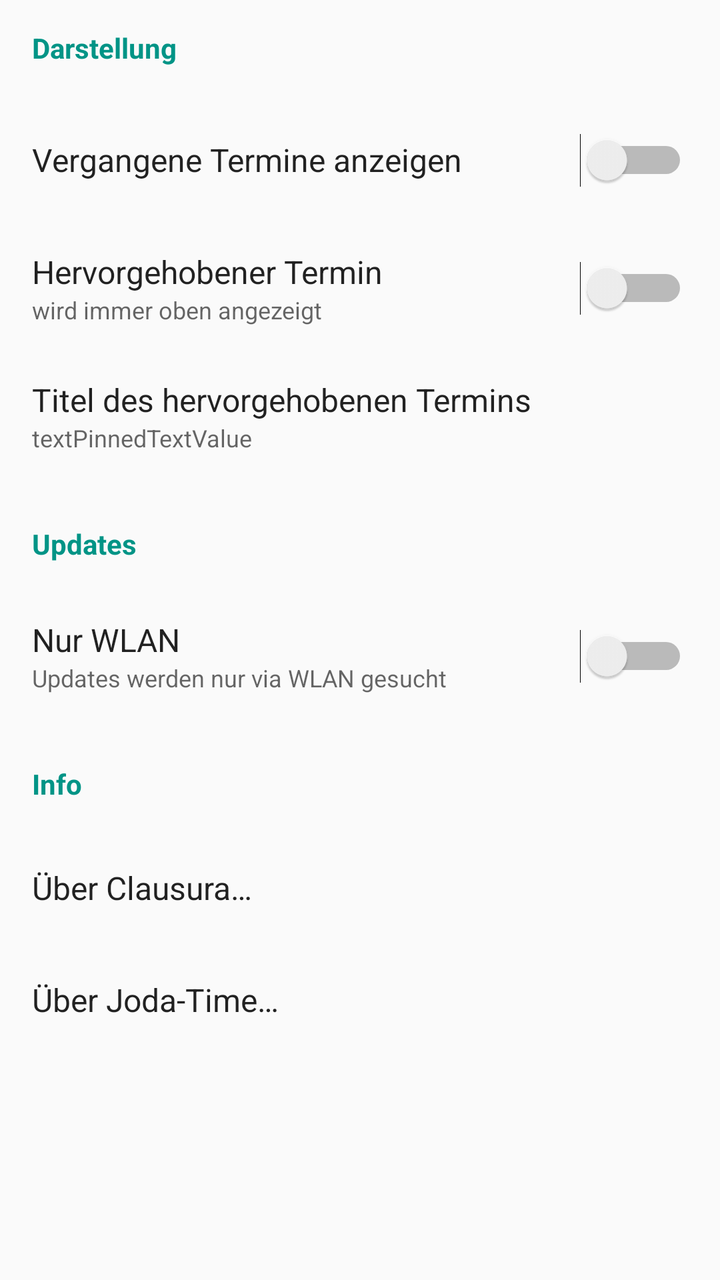
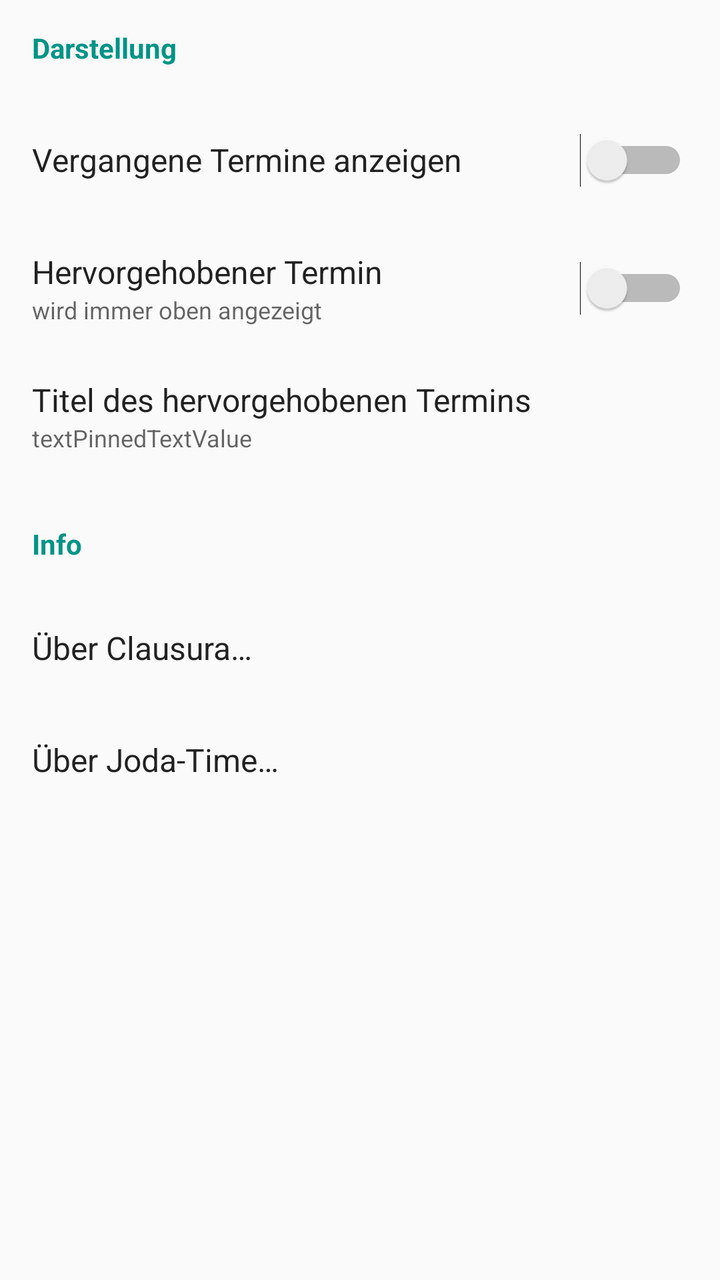

Screens rendered from an Android XML layout before and after an edit, with the pre-edit source and the edit as a unified diff.
<!-- AndroidManifest.xml: application theme AppTheme -->
<!-- res/layout/content_settings.xml -->
<?xml version="1.0" encoding="utf-8"?>
<androidx.constraintlayout.widget.ConstraintLayout xmlns:android="http://schemas.android.com/apk/res/android"
    xmlns:app="http://schemas.android.com/apk/res-auto"
    xmlns:tools="http://schemas.android.com/tools"
    android:layout_width="match_parent"
    android:layout_height="match_parent"
    app:layout_behavior="@string/appbar_scrolling_view_behavior"
    tools:context="de.nico_assfalg.apps.android.clausura.activity.SettingsActivity"
    tools:showIn="@layout/activity_settings">

    <ScrollView
        android:layout_width="0dp"
        android:layout_height="0dp"
        app:layout_constraintLeft_toLeftOf="parent"
        app:layout_constraintTop_toTopOf="parent"
        app:layout_constraintRight_toRightOf="parent"
        app:layout_constraintBottom_toBottomOf="parent">

        <LinearLayout
            android:id="@+id/layoutSettings"
            android:layout_width="match_parent"
            android:layout_height="wrap_content"
            android:animateLayoutChanges="true"
            android:orientation="vertical">

            <TextView
                android:id="@+id/textUI"
                android:layout_width="match_parent"
                android:layout_height="48dp"
                android:gravity="center_vertical"
                android:paddingEnd="16dp"
                android:paddingLeft="16dp"
                android:paddingRight="16dp"
                android:paddingStart="16dp"
                android:text="@string/text_settings_head_ui"
                android:textAppearance="@style/TextAppearance.AppCompat"
                android:textColor="@color/colorAccent"
                android:textStyle="bold" />

            <androidx.constraintlayout.widget.ConstraintLayout
                android:id="@+id/layoutShowPast"
                android:layout_width="match_parent"
                android:layout_height="64dp"
                android:background="?attr/selectableItemBackground">

                <Switch
                    android:id="@+id/switchShowPast"
                    android:layout_width="wrap_content"
                    android:layout_height="wrap_content"
                    android:layout_marginBottom="8dp"
                    android:layout_marginEnd="16dp"
                    android:layout_marginRight="16dp"
                    android:layout_marginTop="8dp"
                    app:layout_constraintBottom_toBottomOf="parent"
                    app:layout_constraintRight_toRightOf="parent"
                    app:layout_constraintTop_toTopOf="parent" />

                <LinearLayout
                    android:layout_width="0dp"
                    android:layout_height="0dp"
                    android:layout_marginEnd="8dp"
                    android:layout_marginLeft="16dp"
                    android:layout_marginRight="8dp"
                    android:layout_marginStart="16dp"
                    android:gravity="center_vertical"
                    android:orientation="vertical"
                    app:layout_constraintBottom_toBottomOf="parent"
                    app:layout_constraintLeft_toLeftOf="parent"
                    app:layout_constraintRight_toLeftOf="@+id/switchShowPast"
                    app:layout_constraintTop_toTopOf="parent">

                    <TextView
                        android:id="@+id/textShowPast"
                        android:layout_width="match_parent"
                        android:layout_height="wrap_content"
                        android:text="@string/text_show_past"
                        android:textAppearance="@style/TextAppearance.AppCompat.Menu" />

                </LinearLayout>
            </androidx.constraintlayout.widget.ConstraintLayout>

            <androidx.constraintlayout.widget.ConstraintLayout
                android:id="@+id/layoutShowPinned"
                android:layout_width="match_parent"
                android:layout_height="64dp"
                android:background="?attr/selectableItemBackground">

                <Switch
                    android:id="@+id/switchShowPinned"
                    android:layout_width="wrap_content"
                    android:layout_height="wrap_content"
                    android:layout_marginBottom="8dp"
                    android:layout_marginEnd="16dp"
                    android:layout_marginRight="16dp"
                    android:layout_marginTop="8dp"
                    app:layout_constraintBottom_toBottomOf="parent"
                    app:layout_constraintRight_toRightOf="parent"
                    app:layout_constraintTop_toTopOf="parent" />

                <LinearLayout
                    android:layout_width="0dp"
                    android:layout_height="0dp"
                    android:layout_marginEnd="8dp"
                    android:layout_marginLeft="16dp"
                    android:layout_marginRight="8dp"
                    android:layout_marginStart="16dp"
                    android:gravity="center_vertical"
                    android:orientation="vertical"
                    app:layout_constraintBottom_toBottomOf="parent"
                    app:layout_constraintLeft_toLeftOf="parent"
                    app:layout_constraintRight_toLeftOf="@+id/switchShowPinned"
                    app:layout_constraintTop_toTopOf="parent">

                    <TextView
                        android:id="@+id/textShowPinned"
                        android:layout_width="match_parent"
                        android:layout_height="wrap_content"
                        android:text="@string/text_show_pinned"
                        android:textAppearance="@style/TextAppearance.AppCompat.Menu" />

                    <TextView
                        android:id="@+id/textShowPinnedDescription"
                        android:layout_width="match_parent"
                        android:layout_height="wrap_content"
                        android:text="@string/text_show_pinned_description"
                        android:textAppearance="@style/TextAppearance.AppCompat.Caption"
                        android:visibility="visible" />
                </LinearLayout>
            </androidx.constraintlayout.widget.ConstraintLayout>

            <androidx.constraintlayout.widget.ConstraintLayout
                android:id="@+id/layoutPinnedText"
                android:layout_width="match_parent"
                android:layout_height="64dp"
                android:background="?attr/selectableItemBackground">

                <LinearLayout
                    android:layout_width="0dp"
                    android:layout_height="0dp"
                    android:layout_marginEnd="16dp"
                    android:layout_marginLeft="16dp"
                    android:layout_marginRight="16dp"
                    android:layout_marginStart="16dp"
                    android:gravity="center_vertical"
                    android:orientation="vertical"
                    app:layout_constraintBottom_toBottomOf="parent"
                    app:layout_constraintLeft_toLeftOf="parent"
                    app:layout_constraintRight_toRightOf="parent"
                    app:layout_constraintTop_toTopOf="parent">

                    <TextView
                        android:id="@+id/textPinnedText"
                        android:layout_width="match_parent"
                        android:layout_height="wrap_content"
                        android:text="@string/text_pinned_title"
                        android:textAppearance="@style/TextAppearance.AppCompat.Menu" />

                    <TextView
                        android:id="@+id/textPinnedTextValue"
                        android:layout_width="match_parent"
                        android:layout_height="wrap_content"
                        android:text="textPinnedTextValue"
                        android:textAppearance="@style/TextAppearance.AppCompat.Caption" />
                </LinearLayout>
            </androidx.constraintlayout.widget.ConstraintLayout>

            <androidx.constraintlayout.widget.ConstraintLayout
                android:id="@+id/layoutPinnedDate"
                android:layout_width="match_parent"
                android:layout_height="64dp"
                android:background="?attr/selectableItemBackground"
                android:visibility="gone">

                <LinearLayout
                    android:layout_width="0dp"
                    android:layout_height="0dp"
                    android:layout_marginLeft="16dp"
                    android:layout_marginRight="16dp"
                    android:gravity="center_vertical"
                    android:orientation="vertical"
                    app:layout_constraintBottom_toBottomOf="parent"
                    app:layout_constraintLeft_toLeftOf="parent"
                    app:layout_constraintRight_toRightOf="parent"
                    app:layout_constraintTop_toTopOf="parent"
                    android:layout_marginStart="16dp"
                    android:layout_marginEnd="16dp">

                    <TextView
                        android:id="@+id/textpinnedDate"
                        android:layout_width="match_parent"
                        android:layout_height="wrap_content"
                        android:text="@string/text_pinned_date"
                        android:textAppearance="@style/TextAppearance.AppCompat.Menu" />

                    <TextView
                        android:id="@+id/textPinnedDateValue"
                        android:layout_width="match_parent"
                        android:layout_height="wrap_content"
                        android:text="textPinnedDateValue"
                        android:textAppearance="@style/TextAppearance.AppCompat.Caption" />
                </LinearLayout>
            </androidx.constraintlayout.widget.ConstraintLayout>

            <Space
                android:layout_width="match_parent"
                android:layout_height="8dp" />

            <TextView
                android:id="@+id/textUpdate"
                android:layout_width="match_parent"
                android:layout_height="48dp"
                android:gravity="center_vertical"
                android:paddingEnd="16dp"
                android:paddingLeft="16dp"
                android:paddingRight="16dp"
                android:paddingStart="16dp"
                android:text="@string/text_updates"
                android:textAllCaps="false"
                android:textAppearance="@style/TextAppearance.AppCompat"
                android:textColor="@color/colorAccent"
                android:textStyle="bold" />

            <androidx.constraintlayout.widget.ConstraintLayout
                android:id="@+id/layoutOnlyWifi"
                android:layout_width="match_parent"
                android:layout_height="64dp"
                android:background="?attr/selectableItemBackground">

                <Switch
                    android:id="@+id/switchOnlyWifi"
                    android:layout_width="wrap_content"
                    android:layout_height="wrap_content"
                    android:layout_marginBottom="8dp"
                    android:layout_marginEnd="16dp"
                    android:layout_marginRight="16dp"
                    android:layout_marginTop="8dp"
                    app:layout_constraintBottom_toBottomOf="parent"
                    app:layout_constraintRight_toRightOf="parent"
                    app:layout_constraintTop_toTopOf="parent" />

                <LinearLayout
                    android:layout_width="0dp"
                    android:layout_height="0dp"
                    android:layout_marginEnd="8dp"
                    android:layout_marginLeft="16dp"
                    android:layout_marginRight="8dp"
                    android:layout_marginStart="16dp"
                    android:gravity="center_vertical"
                    android:orientation="vertical"
                    app:layout_constraintBottom_toBottomOf="parent"
                    app:layout_constraintLeft_toLeftOf="parent"
                    app:layout_constraintRight_toLeftOf="@+id/switchOnlyWifi"
                    app:layout_constraintTop_toTopOf="parent">

                    <TextView
                        android:id="@+id/textOnlyWifi"
                        android:layout_width="match_parent"
                        android:layout_height="wrap_content"
                        android:text="@string/text_only_wifi"
                        android:textAppearance="@style/TextAppearance.AppCompat.Menu" />

                    <TextView
                        android:id="@+id/textOnlyWifiDescription"
                        android:layout_width="match_parent"
                        android:layout_height="wrap_content"
                        android:text="@string/text_only_wifi_explanation"
                        android:textAppearance="@style/TextAppearance.AppCompat.Caption"
                        android:visibility="visible" />
                </LinearLayout>
            </androidx.constraintlayout.widget.ConstraintLayout>

            <Space
                android:layout_width="match_parent"
                android:layout_height="8dp" />

            <TextView
                android:id="@+id/textInfo"
                android:layout_width="match_parent"
                android:layout_height="48dp"
                android:gravity="center_vertical"
                android:paddingEnd="16dp"
                android:paddingLeft="16dp"
                android:paddingRight="16dp"
                android:paddingStart="16dp"
                android:text="@string/text_about_headline"
                android:textAllCaps="false"
                android:textAppearance="@style/TextAppearance.AppCompat"
                android:textColor="@color/colorAccent"
                android:textStyle="bold" />

            <androidx.constraintlayout.widget.ConstraintLayout
                android:id="@+id/layoutInfo"
                android:layout_width="match_parent"
                android:layout_height="56dp"
                android:background="?attr/selectableItemBackground">

                <LinearLayout
                    android:layout_width="0dp"
                    android:layout_height="0dp"
                    android:layout_marginEnd="16dp"
                    android:layout_marginLeft="16dp"
                    android:layout_marginRight="16dp"
                    android:layout_marginStart="16dp"
                    android:gravity="center_vertical"
                    android:orientation="vertical"
                    app:layout_constraintBottom_toBottomOf="parent"
                    app:layout_constraintLeft_toLeftOf="parent"
                    app:layout_constraintRight_toRightOf="parent"
                    app:layout_constraintTop_toTopOf="parent">

                    <TextView
                        android:id="@+id/textShowInfoDialog"
                        android:layout_width="match_parent"
                        android:layout_height="wrap_content"
                        android:text="@string/text_about_clausura"
                        android:textAppearance="@style/TextAppearance.AppCompat.Menu" />
                </LinearLayout>
            </androidx.constraintlayout.widget.ConstraintLayout>

            <androidx.constraintlayout.widget.ConstraintLayout
                android:id="@+id/layoutInfoJoda"
                android:layout_width="match_parent"
                android:layout_height="56dp"
                android:background="?attr/selectableItemBackground">

                <LinearLayout
                    android:layout_width="0dp"
                    android:layout_height="0dp"
                    android:gravity="center_vertical"
                    android:orientation="vertical"
                    app:layout_constraintTop_toTopOf="parent"
                    android:layout_marginTop="0dp"
                    app:layout_constraintBottom_toBottomOf="parent"
                    android:layout_marginBottom="0dp"
                    android:layout_marginRight="16dp"
                    app:layout_constraintRight_toRightOf="parent"
                    android:layout_marginLeft="16dp"
                    app:layout_constraintLeft_toLeftOf="parent">

                    <TextView
                        android:id="@+id/textShowInfoJodaDialog"
                        android:layout_width="match_parent"
                        android:layout_height="wrap_content"
                        android:text="@string/text_about_joda"
                        android:textAppearance="@style/TextAppearance.AppCompat.Menu" />
                </LinearLayout>
            </androidx.constraintlayout.widget.ConstraintLayout>

        </LinearLayout>
    </ScrollView>
</androidx.constraintlayout.widget.ConstraintLayout>
<!-- res/layout/activity_settings.xml (included above) -->
<?xml version="1.0" encoding="utf-8"?>
<androidx.coordinatorlayout.widget.CoordinatorLayout xmlns:android="http://schemas.android.com/apk/res/android"
    xmlns:app="http://schemas.android.com/apk/res-auto"
    xmlns:tools="http://schemas.android.com/tools"
    android:layout_width="match_parent"
    android:layout_height="match_parent"
    tools:context="de.nico_assfalg.apps.android.clausura.activity.SettingsActivity">

    <com.google.android.material.appbar.AppBarLayout
        android:layout_width="match_parent"
        android:layout_height="wrap_content"
        android:theme="@style/AppTheme.AppBarOverlay">

        <androidx.appcompat.widget.Toolbar
            android:id="@+id/toolbar"
            android:layout_width="match_parent"
            android:layout_height="?attr/actionBarSize"
            android:background="?attr/colorPrimary"
            app:popupTheme="@style/AppTheme.PopupOverlay" />

    </com.google.android.material.appbar.AppBarLayout>

    <include layout="@layout/content_settings" />

</androidx.coordinatorlayout.widget.CoordinatorLayout>
<!-- resources referenced by this layout -->
<resources>
  <color name="colorAccent">#009486</color>
  <string name="text_about_clausura">Über Clausura…</string>
  <string name="text_about_headline">Info</string>
  <string name="text_about_joda">Über Joda-Time…</string>
  <string name="text_only_wifi">Nur WLAN</string>
  <string name="text_only_wifi_explanation">Updates werden nur via WLAN gesucht</string>
  <string name="text_pinned_date">Datum des hervorgehobenen Termins</string>
  <string name="text_pinned_title">Titel des hervorgehobenen Termins</string>
  <string name="text_settings_head_ui">Darstellung</string>
  <string name="text_show_past">Vergangene Termine anzeigen</string>
  <string name="text_show_pinned">Hervorgehobener Termin</string>
  <string name="text_show_pinned_description">wird immer oben angezeigt</string>
  <string name="text_updates">Updates</string>
  <style name="AppTheme.AppBarOverlay" parent="ThemeOverlay.AppCompat.Dark.ActionBar" />
  <style name="AppTheme.PopupOverlay" parent="ThemeOverlay.AppCompat.Light" />
  <style name="AppTheme" parent="Theme.AppCompat.DayNight">
          
          <item name="colorPrimary">@color/colorPrimary</item>
          <item name="colorPrimaryDark">@color/colorPrimaryDark</item>
          <item name="colorAccent">@color/colorAccent</item>
      </style>
  <color name="colorPrimary">#263238</color>
  <color name="colorPrimaryDark">#1e282d</color>
</resources>

<!-- the commit's change to res/layout/content_settings.xml (unified diff, before → after) -->
@@ -198,74 +198,6 @@
                         android:layout_height="wrap_content"
                         android:text="textPinnedDateValue"
                         android:textAppearance="@style/TextAppearance.AppCompat.Caption" />
-                </LinearLayout>
-            </androidx.constraintlayout.widget.ConstraintLayout>
-
-            <Space
-                android:layout_width="match_parent"
-                android:layout_height="8dp" />
-
-            <TextView
-                android:id="@+id/textUpdate"
-                android:layout_width="match_parent"
-                android:layout_height="48dp"
-                android:gravity="center_vertical"
-                android:paddingEnd="16dp"
-                android:paddingLeft="16dp"
-                android:paddingRight="16dp"
-                android:paddingStart="16dp"
-                android:text="@string/text_updates"
-                android:textAllCaps="false"
-                android:textAppearance="@style/TextAppearance.AppCompat"
-                android:textColor="@color/colorAccent"
-                android:textStyle="bold" />
-
-            <androidx.constraintlayout.widget.ConstraintLayout
-                android:id="@+id/layoutOnlyWifi"
-                android:layout_width="match_parent"
-                android:layout_height="64dp"
-                android:background="?attr/selectableItemBackground">
-
-                <Switch
-                    android:id="@+id/switchOnlyWifi"
-                    android:layout_width="wrap_content"
-                    android:layout_height="wrap_content"
-                    android:layout_marginBottom="8dp"
-                    android:layout_marginEnd="16dp"
-                    android:layout_marginRight="16dp"
-                    android:layout_marginTop="8dp"
-                    app:layout_constraintBottom_toBottomOf="parent"
-                    app:layout_constraintRight_toRightOf="parent"
-                    app:layout_constraintTop_toTopOf="parent" />
-
-                <LinearLayout
-                    android:layout_width="0dp"
-                    android:layout_height="0dp"
-                    android:layout_marginEnd="8dp"
-                    android:layout_marginLeft="16dp"
-                    android:layout_marginRight="8dp"
-                    android:layout_marginStart="16dp"
-                    android:gravity="center_vertical"
-                    android:orientation="vertical"
-                    app:layout_constraintBottom_toBottomOf="parent"
-                    app:layout_constraintLeft_toLeftOf="parent"
-                    app:layout_constraintRight_toLeftOf="@+id/switchOnlyWifi"
-                    app:layout_constraintTop_toTopOf="parent">
-
-                    <TextView
-                        android:id="@+id/textOnlyWifi"
-                        android:layout_width="match_parent"
-                        android:layout_height="wrap_content"
-                        android:text="@string/text_only_wifi"
-                        android:textAppearance="@style/TextAppearance.AppCompat.Menu" />
-
-                    <TextView
-                        android:id="@+id/textOnlyWifiDescription"
-                        android:layout_width="match_parent"
-                        android:layout_height="wrap_content"
-                        android:text="@string/text_only_wifi_explanation"
-                        android:textAppearance="@style/TextAppearance.AppCompat.Caption"
-                        android:visibility="visible" />
                 </LinearLayout>
             </androidx.constraintlayout.widget.ConstraintLayout>
 
<!-- resource entries referenced after the edit -->
@@ -4,15 +4,12 @@
   <string name="text_about_clausura">Über Clausura…</string>
   <string name="text_about_headline">Info</string>
   <string name="text_about_joda">Über Joda-Time…</string>
-  <string name="text_only_wifi">Nur WLAN</string>
-  <string name="text_only_wifi_explanation">Updates werden nur via WLAN gesucht</string>
   <string name="text_pinned_date">Datum des hervorgehobenen Termins</string>
   <string name="text_pinned_title">Titel des hervorgehobenen Termins</string>
   <string name="text_settings_head_ui">Darstellung</string>
   <string name="text_show_past">Vergangene Termine anzeigen</string>
   <string name="text_show_pinned">Hervorgehobener Termin</string>
   <string name="text_show_pinned_description">wird immer oben angezeigt</string>
-  <string name="text_updates">Updates</string>
   <style name="AppTheme.AppBarOverlay" parent="ThemeOverlay.AppCompat.Dark.ActionBar" />
   <style name="AppTheme.PopupOverlay" parent="ThemeOverlay.AppCompat.Light" />
   <style name="AppTheme" parent="Theme.AppCompat.DayNight">
